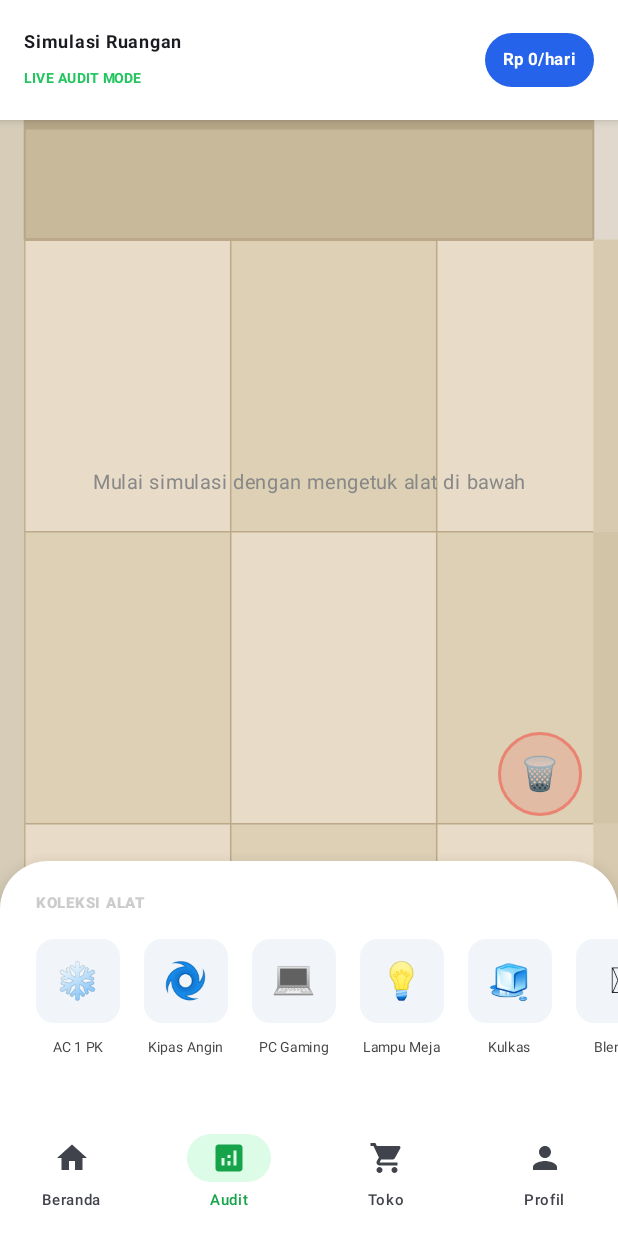
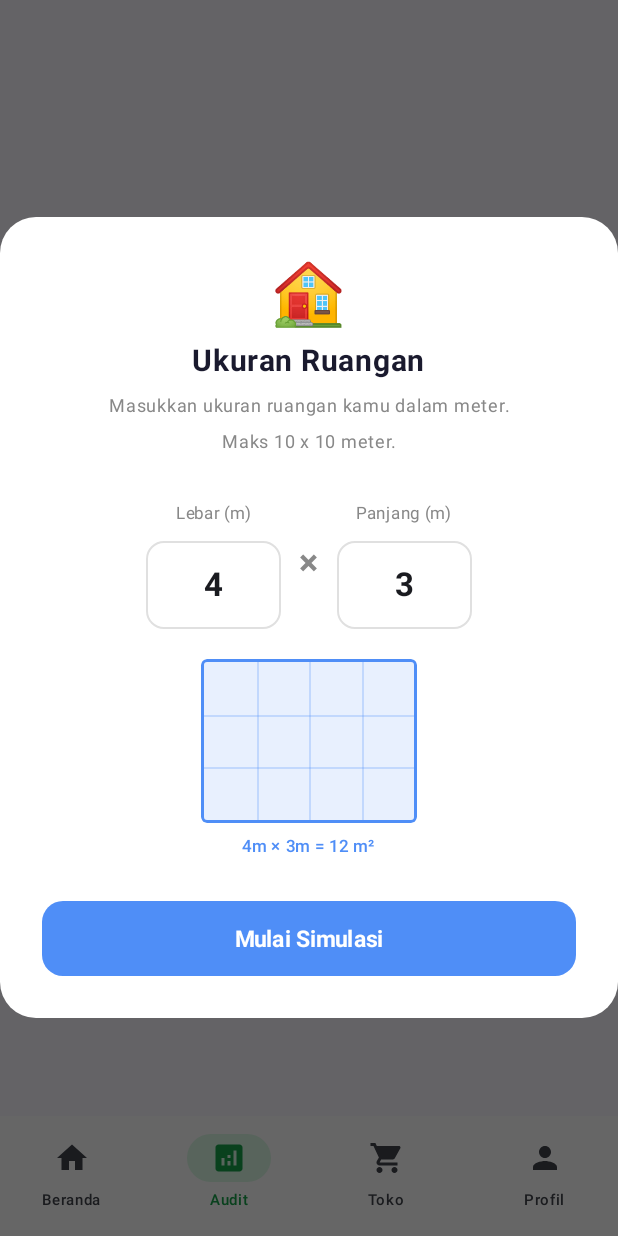
Before and after one commit to Hakureya/EnerSave-App, an Android app built with Jetpack Compose: the AuditScreen screen opened through its navigation route, on a phone screen of 412 x 824 dp. Run offline under Robolectric (Android 15) with nearby library versions, the light colour scheme and no system bars; our stand-ins replace Firebase (no records; nobody signed in at launch, a user with empty details on screens opened directly).

Commit message:
Update fitur menambahkan dinding

```diff
--- a/app/src/main/java/com/thunderstormhan/enersave/ui/screens/audit/AuditScreen.kt
+++ b/app/src/main/java/com/thunderstormhan/enersave/ui/screens/audit/AuditScreen.kt
@@ -20,9 +20,16 @@ import com.thunderstormhan.enersave.viewmodel.AuditViewModel
 @Composable
 fun AuditScreen(viewModel: AuditViewModel) {
     var selectedAppliance by remember { mutableStateOf<Appliance?>(null) }
+    var roomConfig        by remember { mutableStateOf<RoomConfig?>(null) }
 
     val activeList by viewModel.activeAppliances.collectAsState()
     val collection by viewModel.availableCollection.collectAsState()
+
+    // Show room setup dialog until user confirms
+    if (roomConfig == null) {
+        RoomSetupDialog(onConfirm = { roomConfig = it })
+        return
+    }
 
     Scaffold(
         topBar = { AuditTopBar(viewModel = viewModel) }
@@ -33,31 +40,38 @@ fun AuditScreen(viewModel: AuditViewModel) {
                 .padding(padding)
         ) {
 
-            // --- LAYER 1: 3D Canvas ---
-            RoomCanvas(
-                activeAppliances = activeList,
-                onApplianceClick = { selectedAppliance = it },
-                onApplianceDrag = { id, dx, dy -> viewModel.updateAppliancePosition(id, dx, dy) },
-                onDelete = { id -> viewModel.removeApplianceFromCanvas(id) }
-            )
+            // --- LAYER 1: Isometric Room Canvas ---
+            Box(
+                modifier = Modifier
+                    .fillMaxSize()
+                    .padding(bottom = 170.dp)
+            ) {
+                IsometricRoomCanvas(
+                    roomConfig         = roomConfig!!,
+                    activeAppliances   = activeList,
+                    onApplianceClick   = { selectedAppliance = it },
+                    onApplianceDrag    = { id, dx, dy -> viewModel.updateAppliancePosition(id, dx, dy) },
+                    onDelete           = { id -> viewModel.removeApplianceFromCanvas(id) }
+                )
+            }
 
             // --- LAYER 2: Empty state hint ---
             AnimatedVisibility(
                 visible = activeList.isEmpty(),
                 modifier = Modifier
                     .align(Alignment.Center)
-                    .padding(bottom = 180.dp),
+                    .padding(bottom = 200.dp),
                 enter = fadeIn(),
                 exit = fadeOut()
             ) {
                 Text(
-                    text = "Mulai simulasi dengan mengetuk alat di bawah",
+                    text = "Ketuk alat di bawah untuk menambahkan ke ruangan",
                     color = Color.Gray,
                     fontSize = 13.sp
                 )
             }
 
-            // --- LAYER 3: Appliance collection panel (floating bottom) ---
+            // --- LAYER 3: Appliance collection panel ---
             Surface(
                 modifier = Modifier
                     .align(Alignment.BottomCenter)
@@ -67,10 +81,7 @@ fun AuditScreen(viewModel: AuditViewModel) {
                 shadowElevation = 16.dp,
                 shape = RoundedCornerShape(topStart = 32.dp, topEnd = 32.dp)
             ) {
-                Column(
-                    modifier = Modifier
-                        .padding(top = 16.dp)
-                ) {
+                Column(modifier = Modifier.padding(top = 16.dp)) {
                     Text(
                         text = "KOLEKSI ALAT",
                         fontSize = 10.sp,
@@ -83,12 +94,9 @@ fun AuditScreen(viewModel: AuditViewModel) {
                         horizontalArrangement = Arrangement.spacedBy(16.dp),
                         contentPadding = PaddingValues(horizontal = 24.dp)
                     ) {
-                        items(
-                            items = collection,
-                            key = { it.id }
-                        ) { item ->
+                        items(items = collection, key = { it.id }) { item ->
                             ApplianceCollectionItem(
-                                item = item,
+                                item    = item,
                                 onClick = { viewModel.addApplianceToCanvas(item) }
                             )
                         }
@@ -96,7 +104,7 @@ fun AuditScreen(viewModel: AuditViewModel) {
                 }
             }
 
-            // --- LAYER 4: Appliance control sheet (topmost) ---
+            // --- LAYER 4: Control sheet ---
             selectedAppliance?.let { appliance ->
                 ApplianceControlSheet(
                     appliance = appliance,
@@ -112,10 +120,7 @@ fun AuditScreen(viewModel: AuditViewModel) {
 }
 
 @Composable
-private fun ApplianceCollectionItem(
-    item: Appliance,
-    onClick: () -> Unit
-) {
+private fun ApplianceCollectionItem(item: Appliance, onClick: () -> Unit) {
     Column(
         horizontalAlignment = Alignment.CenterHorizontally,
         modifier = Modifier.clickable { onClick() }
@@ -126,17 +131,10 @@ private fun ApplianceCollectionItem(
             color = Color(0xFFF1F5F9)
         ) {
             Box(contentAlignment = Alignment.Center) {
-                Text(
-                    text = getEmojiForIcon(item.iconName),
-                    fontSize = 24.sp
-                )
+                Text(text = getEmojiForIcon(item.iconName), fontSize = 24.sp)
             }
         }
         Spacer(modifier = Modifier.height(4.dp))
-        Text(
-            text = item.name,
-            fontSize = 9.sp,
-            color = Color.DarkGray
-        )
+        Text(text = item.name, fontSize = 9.sp, color = Color.DarkGray)
     }
 }
--- /dev/null
+++ b/app/src/main/java/com/thunderstormhan/enersave/ui/screens/audit/Roomsetupdialog.kt
@@ -0,0 +1,171 @@
+package com.thunderstormhan.enersave.ui.screens.audit
+
+import androidx.compose.foundation.background
+import androidx.compose.foundation.border
+import androidx.compose.foundation.layout.*
+import androidx.compose.foundation.shape.RoundedCornerShape
+import androidx.compose.foundation.text.KeyboardOptions
+import androidx.compose.material3.*
+import androidx.compose.runtime.*
+import androidx.compose.ui.Alignment
+import androidx.compose.ui.Modifier
+import androidx.compose.ui.draw.clip
+import androidx.compose.ui.graphics.Color
+import androidx.compose.ui.text.font.FontWeight
+import androidx.compose.ui.text.input.KeyboardType
+import androidx.compose.ui.text.style.TextAlign
+import androidx.compose.ui.unit.dp
+import androidx.compose.ui.unit.sp
+import androidx.compose.ui.window.Dialog
+
+data class RoomConfig(
+    val widthMeters: Int,   // e.g. 4
+    val heightMeters: Int,  // e.g. 3
+)
+
+@Composable
+fun RoomSetupDialog(
+    onConfirm: (RoomConfig) -> Unit
+) {
+    var widthInput  by remember { mutableStateOf("4") }
+    var heightInput by remember { mutableStateOf("3") }
+
+    val width  = widthInput.toIntOrNull()?.coerceIn(2, 10) ?: 0
+    val height = heightInput.toIntOrNull()?.coerceIn(2, 10) ?: 0
+    val isValid = width > 0 && height > 0
+
+    Dialog(onDismissRequest = {}) { // not dismissible — must confirm
+        Surface(
+            shape = RoundedCornerShape(24.dp),
+            color = Color.White,
+            tonalElevation = 8.dp
+        ) {
+            Column(
+                modifier = Modifier.padding(28.dp),
+                horizontalAlignment = Alignment.CenterHorizontally
+            ) {
+                Text("🏠", fontSize = 40.sp)
+                Spacer(Modifier.height(8.dp))
+                Text(
+                    "Ukuran Ruangan",
+                    fontSize = 20.sp,
+                    fontWeight = FontWeight.Bold,
+                    color = Color(0xFF1A1A2E)
+                )
+                Text(
+                    "Masukkan ukuran ruangan kamu dalam meter.\nMaks 10 x 10 meter.",
+                    fontSize = 12.sp,
+                    color = Color.Gray,
+                    textAlign = TextAlign.Center,
+                    modifier = Modifier.padding(top = 6.dp, bottom = 24.dp)
+                )
+
+                // Input row
+                Row(
+                    verticalAlignment = Alignment.CenterVertically,
+                    horizontalArrangement = Arrangement.spacedBy(12.dp)
+                ) {
+                    MeterInput(
+                        label = "Lebar (m)",
+                        value = widthInput,
+                        onValueChange = { widthInput = it }
+                    )
+                    Text("×", fontSize = 24.sp, color = Color.Gray, fontWeight = FontWeight.Bold)
+                    MeterInput(
+                        label = "Panjang (m)",
+                        value = heightInput,
+                        onValueChange = { heightInput = it }
+                    )
+                }
+
+                // Room preview
+                if (isValid) {
+                    Spacer(Modifier.height(20.dp))
+                    RoomPreviewMini(widthM = width, heightM = height)
+                    Spacer(Modifier.height(4.dp))
+                    Text(
+                        "${width}m × ${height}m = ${width * height} m²",
+                        fontSize = 11.sp,
+                        color = Color(0xFF4F8EF7),
+                        fontWeight = FontWeight.Medium
+                    )
+                }
+
+                Spacer(Modifier.height(24.dp))
+
+                Button(
+                    onClick = { if (isValid) onConfirm(RoomConfig(width, height)) },
+                    enabled = isValid,
+                    modifier = Modifier.fillMaxWidth().height(50.dp),
+                    shape = RoundedCornerShape(14.dp),
+                    colors = ButtonDefaults.buttonColors(
+                        containerColor = Color(0xFF4F8EF7)
+                    )
+                ) {
+                    Text("Mulai Simulasi", fontWeight = FontWeight.Bold, fontSize = 15.sp)
+                }
+            }
+        }
+    }
+}
+
+@Composable
+private fun MeterInput(label: String, value: String, onValueChange: (String) -> Unit) {
+    Column(horizontalAlignment = Alignment.CenterHorizontally) {
+        Text(label, fontSize = 11.sp, color = Color.Gray, modifier = Modifier.padding(bottom = 6.dp))
+        OutlinedTextField(
+            value = value,
+            onValueChange = { if (it.length <= 2) onValueChange(it) },
+            modifier = Modifier.width(90.dp),
+            textStyle = LocalTextStyle.current.copy(
+                textAlign = TextAlign.Center,
+                fontSize = 22.sp,
+                fontWeight = FontWeight.Bold
+            ),
+            keyboardOptions = KeyboardOptions(keyboardType = KeyboardType.Number),
+            singleLine = true,
+            shape = RoundedCornerShape(12.dp),
+            colors = OutlinedTextFieldDefaults.colors(
+                focusedBorderColor = Color(0xFF4F8EF7),
+                unfocusedBorderColor = Color(0xFFE0E0E0)
+            )
+        )
+    }
+}
+
+// Small top-down preview of room dimensions
+@Composable
+private fun RoomPreviewMini(widthM: Int, heightM: Int) {
+    val maxDim   = maxOf(widthM, heightM)
+    val cellSize = (140f / maxDim).dp
+    val roomW    = cellSize * widthM
+    val roomH    = cellSize * heightM
+
+    Box(
+        modifier = Modifier
+            .size(width = roomW + 4.dp, height = roomH + 4.dp)
+            .clip(RoundedCornerShape(4.dp))
+            .background(Color(0xFFE8F0FE))
+            .border(2.dp, Color(0xFF4F8EF7), RoundedCornerShape(4.dp))
+    ) {
+        // Grid lines
+        for (col in 1 until widthM) {
+            Box(
+                modifier = Modifier
+                    .offset(x = cellSize * col + 2.dp, y = 2.dp)
+                    .width(1.dp)
+                    .height(roomH)
+                    .background(Color(0xFF4F8EF7).copy(alpha = 0.25f))
+            )
+        }
+        for (row in 1 until heightM) {
+            Box(
+                modifier = Modifier
+                    .offset(x = 2.dp, y = cellSize * row + 2.dp)
+                    .height(1.dp)
+                    .width(roomW)
+                    .background(Color(0xFF4F8EF7).copy(alpha = 0.25f))
+            )
+        }
+    }
+}
```
Also changed, not shown: app/src/main/java/com/thunderstormhan/enersave/ui/screens/audit/Isometricroomcanvas.kt (added, +501 -0 lines).
